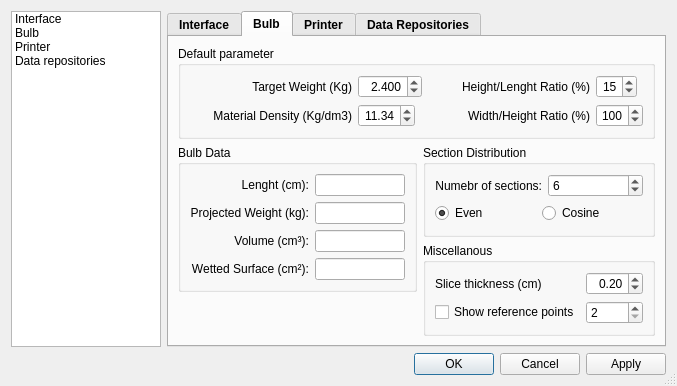
The window that Ui/Preferences.ui (mgian/bulbcalculator) describes before a commit, drawn with Qt 5.
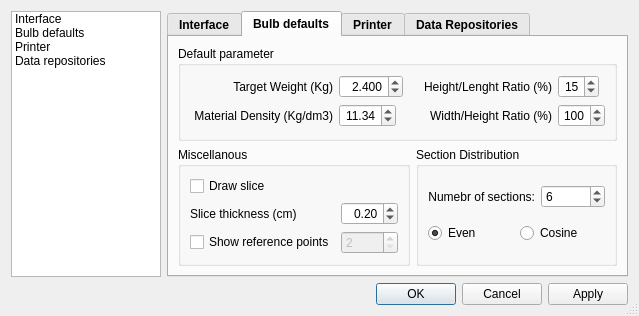
The same window after the commit. The open tabs and pages were chosen to show the change. Icons and pictures are not drawn.

Commit message: - Fix to the BulbDataOption (T.W. was not read-only) - Some code refactor (added tha classes to manage settings, status and   default values) - Some work on the bulb default parameters preferences

Diff of the .ui file:
```diff
--- a/Ui/Preferences.ui
+++ b/Ui/Preferences.ui
@@ -10,7 +10,7 @@
     <x>0</x>
     <y>0</y>
     <width>639</width>
-    <height>347</height>
+    <height>284</height>
    </rect>
   </property>
   <property name="windowTitle">
@@ -89,7 +89,7 @@
        </item>
        <item>
         <property name="text">
-         <string>Bulb</string>
+         <string>Bulb defaults</string>
         </property>
         <property name="icon">
          <iconset resource="../BulbCalculator.qrc">
@@ -346,7 +346,7 @@
           <normaloff>:/MainWin/share/images/data.png</normaloff>:/MainWin/share/images/data.png</iconset>
         </attribute>
         <attribute name="title">
-         <string>Bulb</string>
+         <string>Bulb defaults</string>
         </attribute>
         <layout class="QGridLayout" name="gridLayout_5">
          <item row="0" column="0" colspan="2">
@@ -546,166 +546,6 @@
            </layout>
           </widget>
          </item>
-         <item row="1" column="0" rowspan="2">
-          <layout class="QVBoxLayout" name="verticalLayout">
-           <item>
-            <widget class="QGroupBox" name="groupBox_3">
-             <property name="font">
-              <font>
-               <weight>50</weight>
-               <bold>false</bold>
-              </font>
-             </property>
-             <property name="title">
-              <string>Bulb Data</string>
-             </property>
-             <layout class="QGridLayout" name="gridLayout_3">
-              <item row="0" column="0">
-               <widget class="QLabel" name="label_7">
-                <property name="text">
-                 <string>Lenght (cm):</string>
-                </property>
-                <property name="alignment">
-                 <set>Qt::AlignRight|Qt::AlignTrailing|Qt::AlignVCenter</set>
-                </property>
-               </widget>
-              </item>
-              <item row="0" column="1">
-               <widget class="QLineEdit" name="LE_DefLen">
-                <property name="sizePolicy">
-                 <sizepolicy hsizetype="MinimumExpanding" vsizetype="Fixed">
-                  <horstretch>0</horstretch>
-                  <verstretch>0</verstretch>
-                 </sizepolicy>
-                </property>
-                <property name="minimumSize">
-                 <size>
-                  <width>90</width>
-                  <height>0</height>
-                 </size>
-                </property>
-                <property name="text">
-                 <string/>
-                </property>
-                <property name="alignment">
-                 <set>Qt::AlignRight|Qt::AlignTrailing|Qt::AlignVCenter</set>
-                </property>
-               </widget>
-              </item>
-              <item row="1" column="0">
-               <widget class="QLabel" name="label_8">
-                <property name="text">
-                 <string>Projected Weight (kg):</string>
-                </property>
-                <property name="alignment">
-                 <set>Qt::AlignRight|Qt::AlignTrailing|Qt::AlignVCenter</set>
-                </property>
-               </widget>
-              </item>
-              <item row="1" column="1">
-               <widget class="QLineEdit" name="LE_DefProWei">
-                <property name="sizePolicy">
-                 <sizepolicy hsizetype="MinimumExpanding" vsizetype="Fixed">
-                  <horstretch>0</horstretch>
-                  <verstretch>0</verstretch>
-                 </sizepolicy>
-                </property>
-                <property name="minimumSize">
-                 <size>
-                  <width>90</width>
-                  <height>0</height>
-                 </size>
-                </property>
-                <property name="alignment">
-                 <set>Qt::AlignRight|Qt::AlignTrailing|Qt::AlignVCenter</set>
-                </property>
-                <property name="readOnly">
-                 <bool>true</bool>
-                </property>
-               </widget>
-              </item>
-              <item row="2" column="0">
-               <widget class="QLabel" name="label_9">
-                <property name="text">
-                 <string>Volume (cm³):</string>
-                </property>
-                <property name="alignment">
-                 <set>Qt::AlignRight|Qt::AlignTrailing|Qt::AlignVCenter</set>
-                </property>
-               </widget>
-              </item>
-              <item row="2" column="1">
-               <widget class="QLineEdit" name="LE_DefVol">
-                <property name="sizePolicy">
-                 <sizepolicy hsizetype="MinimumExpanding" vsizetype="Fixed">
-                  <horstretch>0</horstretch>
-                  <verstretch>0</verstretch>
-                 </sizepolicy>
-                </property>
-                <property name="minimumSize">
-                 <size>
-                  <width>90</width>
-                  <height>0</height>
-                 </size>
-                </property>
-                <property name="alignment">
-                 <set>Qt::AlignRight|Qt::AlignTrailing|Qt::AlignVCenter</set>
-                </property>
-                <property name="readOnly">
-                 <bool>true</bool>
-                </property>
-               </widget>
-              </item>
-              <item row="3" column="0">
-               <widget class="QLabel" name="label_10">
-                <property name="text">
-                 <string>Wetted Surface (cm²):</string>
-                </property>
-                <property name="alignment">
-                 <set>Qt::AlignRight|Qt::AlignTrailing|Qt::AlignVCenter</set>
-                </property>
-               </widget>
-              </item>
-              <item row="3" column="1">
-               <widget class="QLineEdit" name="LE_DefWetSurf">
-                <property name="sizePolicy">
-                 <sizepolicy hsizetype="MinimumExpanding" vsizetype="Fixed">
-                  <horstretch>0</horstretch>
-                  <verstretch>0</verstretch>
-                 </sizepolicy>
-                </property>
-                <property name="minimumSize">
-                 <size>
-                  <width>90</width>
-                  <height>0</height>
-                 </size>
-                </property>
-                <property name="alignment">
-                 <set>Qt::AlignRight|Qt::AlignTrailing|Qt::AlignVCenter</set>
-                </property>
-                <property name="readOnly">
-                 <bool>true</bool>
-                </property>
-               </widget>
-              </item>
-             </layout>
-            </widget>
-           </item>
-           <item>
-            <spacer name="verticalSpacer_2">
-             <property name="orientation">
-              <enum>Qt::Vertical</enum>
-             </property>
-             <property name="sizeHint" stdset="0">
-              <size>
-               <width>20</width>
-               <height>40</height>
-              </size>
-             </property>
-            </spacer>
-           </item>
-          </layout>
-         </item>
          <item row="1" column="1">
           <widget class="QGroupBox" name="groupBox_5">
            <property name="font">
@@ -772,7 +612,7 @@
            </layout>
           </widget>
          </item>
-         <item row="2" column="1">
+         <item row="1" column="0">
           <widget class="QGroupBox" name="groupBox_6">
            <property name="font">
             <font>
@@ -784,7 +624,7 @@
             <string>Miscellanous</string>
            </property>
            <layout class="QGridLayout" name="gridLayout_4">
-            <item row="0" column="1">
+            <item row="1" column="1">
              <widget class="QDoubleSpinBox" name="DSP_DefSliceThickness">
               <property name="sizePolicy">
                <sizepolicy hsizetype="Fixed" vsizetype="Fixed">
@@ -806,14 +646,14 @@
               </property>
              </widget>
             </item>
-            <item row="0" column="0">
+            <item row="1" column="0">
              <widget class="QLabel" name="label_12">
               <property name="text">
                <string>Slice thickness (cm)</string>
               </property>
              </widget>
             </item>
-            <item row="1" column="0">
+            <item row="2" column="0">
              <widget class="QCheckBox" name="CB_DefRefPoints">
               <property name="sizePolicy">
                <sizepolicy hsizetype="Fixed" vsizetype="Fixed">
@@ -829,13 +669,23 @@
               </property>
              </widget>
             </item>
-            <item row="1" column="1">
+            <item row="2" column="1">
              <widget class="QSpinBox" name="SP_DefRefPointNum">
+              <property name="enabled">
+               <bool>false</bool>
+              </property>
               <property name="minimum">
                <number>2</number>
               </property>
               <property name="maximum">
-               <number>10</number>
+               <number>20</number>
+              </property>
+             </widget>
+            </item>
+            <item row="0" column="0" colspan="2">
+             <widget class="QCheckBox" name="CB_DrawSlice">
+              <property name="text">
+               <string>Draw slice</string>
               </property>
              </widget>
             </item>
```
Left out of the diff: 24 changed lines with no effect on the pictures. The commit also changes 4 other files.
